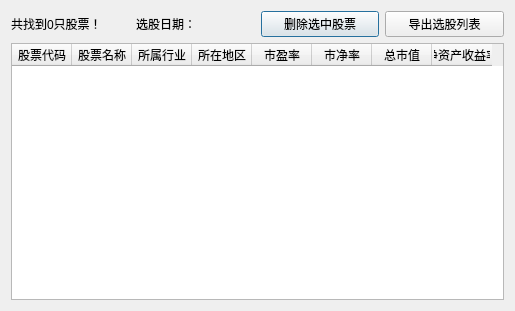
This is QtDesign/SearchResult.ui in victor647/QuantumStockTrade as Qt 5 draws it before an edit. The edited form follows.
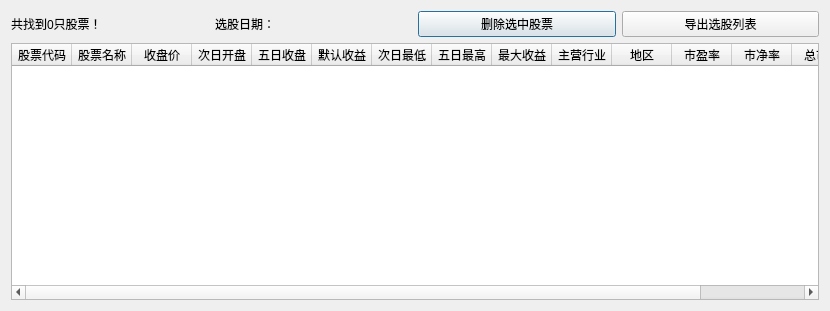
This is the edited form.

Commit message: 选股预期收益功能

```diff
--- a/QtDesign/SearchResult.ui
+++ b/QtDesign/SearchResult.ui
@@ -6,7 +6,7 @@
    <rect>
     <x>0</x>
     <y>0</y>
-    <width>515</width>
+    <width>830</width>
     <height>311</height>
    </rect>
   </property>
@@ -102,12 +102,47 @@
      </column>
      <column>
       <property name="text">
-       <string>所属行业</string>
+       <string>收盘价</string>
       </property>
      </column>
      <column>
       <property name="text">
-       <string>所在地区</string>
+       <string>次日开盘</string>
+      </property>
+     </column>
+     <column>
+      <property name="text">
+       <string>五日收盘</string>
+      </property>
+     </column>
+     <column>
+      <property name="text">
+       <string>默认收益</string>
+      </property>
+     </column>
+     <column>
+      <property name="text">
+       <string>次日最低</string>
+      </property>
+     </column>
+     <column>
+      <property name="text">
+       <string>五日最高</string>
+      </property>
+     </column>
+     <column>
+      <property name="text">
+       <string>最大收益</string>
+      </property>
+     </column>
+     <column>
+      <property name="text">
+       <string>主营行业</string>
+      </property>
+     </column>
+     <column>
+      <property name="text">
+       <string>地区</string>
       </property>
      </column>
      <column>
@@ -127,7 +162,7 @@
      </column>
      <column>
       <property name="text">
-       <string>净资产收益率</string>
+       <string>ROE</string>
       </property>
      </column>
     </widget>
```
The commit also changes 16 other files.
